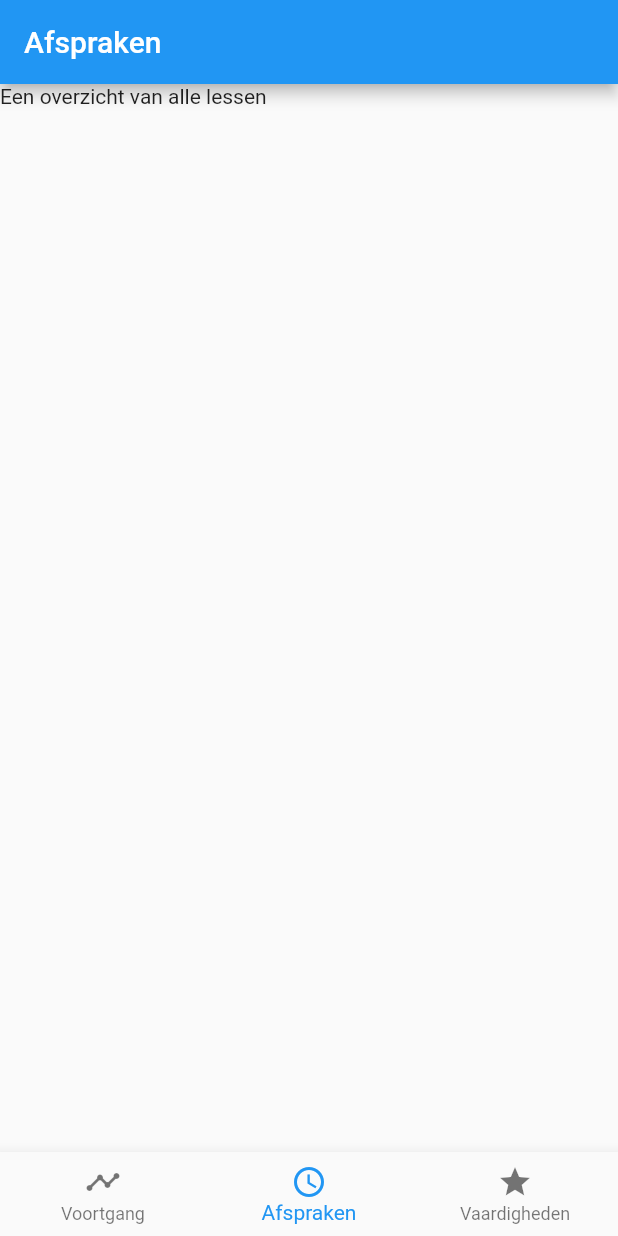
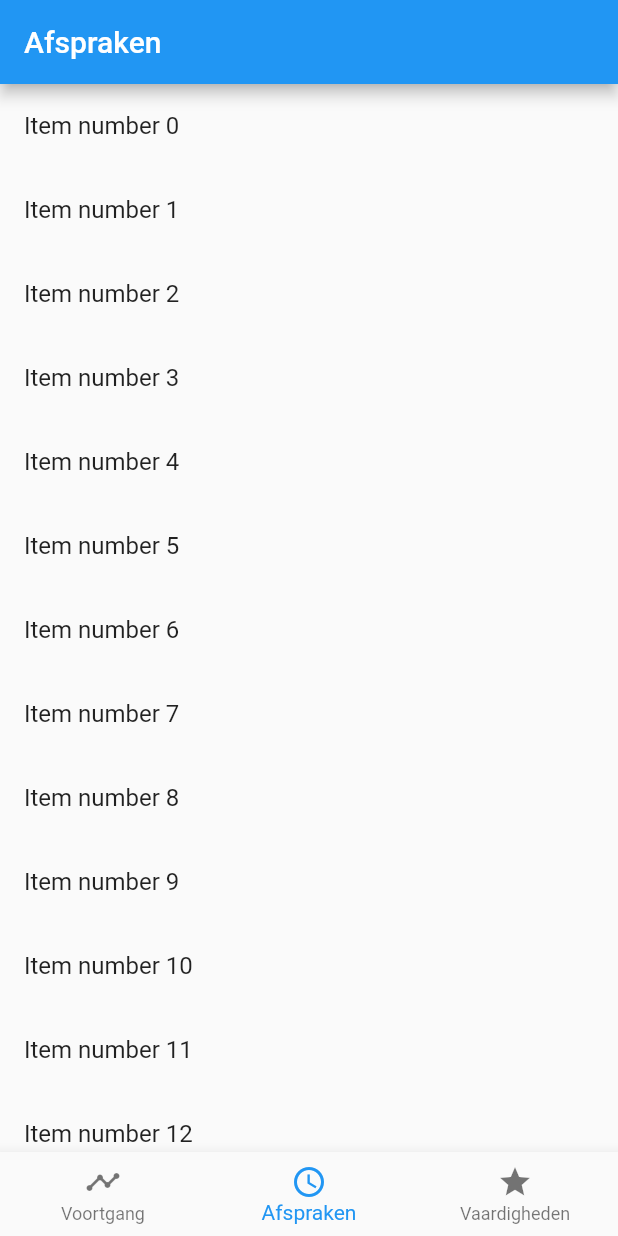
Before and after one commit to shabrany/dlc, a Flutter app: the screen it shows after launch, swiped to page 2, on a phone screen of 412 x 824 dp. Run offline on Flutter 3.47's test engine with Material 2 defaults, Android fonts, the phone set to English and light mode, and no system bars.

Commit message:
Move appointments overview to ui/lessons

```diff
--- a/lib/main.dart
+++ b/lib/main.dart
@@ -1,5 +1,5 @@
 import 'package:flutter/material.dart';
-//import 'ui/bottom_navigation.dart';
+import './ui/lessons.dart';
 
 void main() => runApp(new MyApp());
 
@@ -33,7 +33,7 @@ class _MainPageState extends State<MainPage> {
       body: new PageView(
         children: <Widget>[
           new Dashboard(),
-          new Appoinments(),
+          new Lessons(),
           new Skills(),
         ],
         controller: _pageController,
@@ -91,19 +91,6 @@ class Dashboard extends StatelessWidget {
   }
 }
 
-class Appoinments extends StatelessWidget {
-  @override
-  Widget build(BuildContext context) {
-    return new Scaffold(
-      appBar: AppBar(title: Text('Afspraken')),
-      body: new Container(
-        alignment: Alignment.topLeft,
-        child: Text('Een overzicht van alle lessen'),
-      ),
-    );
-  }
-}
-
 class Skills extends StatelessWidget {
   @override
   Widget build(BuildContext context) {
--- /dev/null
+++ b/lib/ui/lessons.dart
@@ -0,0 +1,59 @@
+import 'package:flutter/material.dart';
+
+class Lessons extends StatefulWidget {
+
+  @override
+  State<StatefulWidget> createState() {
+    return new _LessonsState();
+  }
+
+//  @override
+//  Widget build(BuildContext context) {
+//    return new Scaffold(
+//      appBar: AppBar(title: Text('Afspraken')),
+//      body: new Container(
+//        alignment: Alignment.topLeft,
+//        child: Text('Een overzicht van alle lessen'),
+//      ),
+//    );
+
+//  }
+}
+
+
+class _LessonsState extends State<Lessons> {
+
+  final List _lessons = List.generate(1000, (i) => "Item number $i");
+
+  @override
+  Widget build(BuildContext context) {
+    return new Scaffold(
+      appBar: AppBar(title: Text('Afspraken')),
+      body: _renderList(),
+    );
+  }
+
+  Widget _renderList() {
+    return new ListView.builder(
+      itemCount: _lessons.length,
+      itemBuilder: (BuildContext context, int index) {
+        return ListTile(
+          title: Text(_lessons[index]),
+        );
+      }
+    );
+  }
+
+
+  @override
+  void initState() {
+
+    super.initState();
+  }
+
+  @override
+  void dispose() {
+    // TODO: implement dispose
+    super.dispose();
+  }
+}
```
Also changed, not shown: lib/ui/bottom_navigation.dart (deleted, +0 -25 lines), 1 other file.
